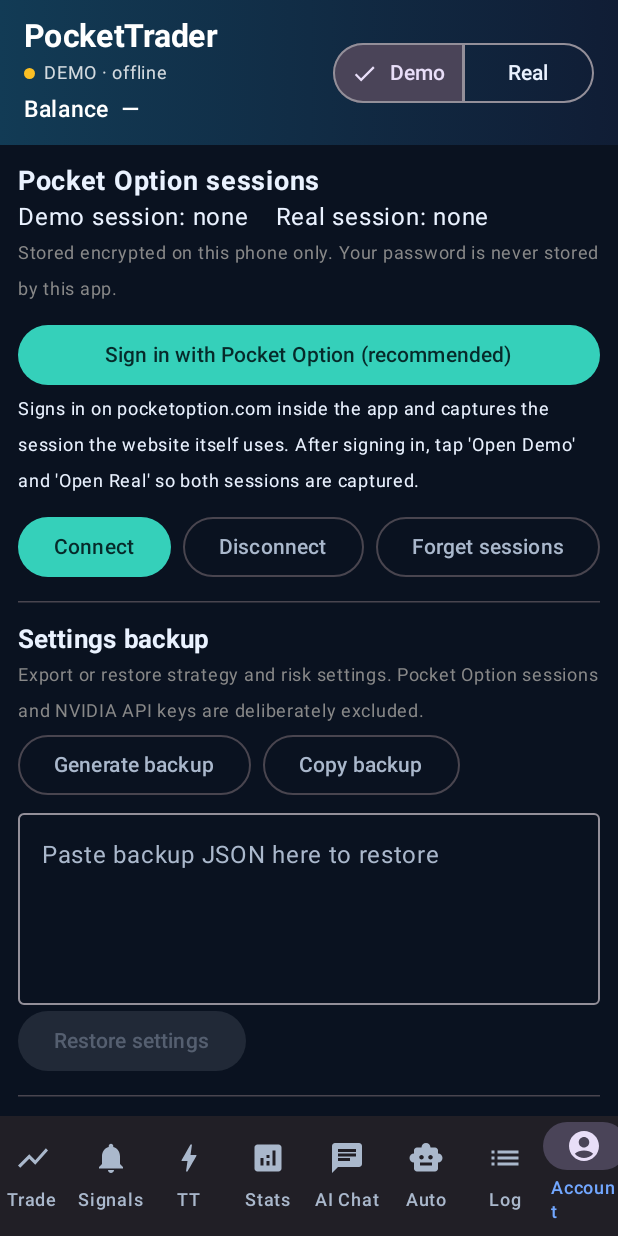
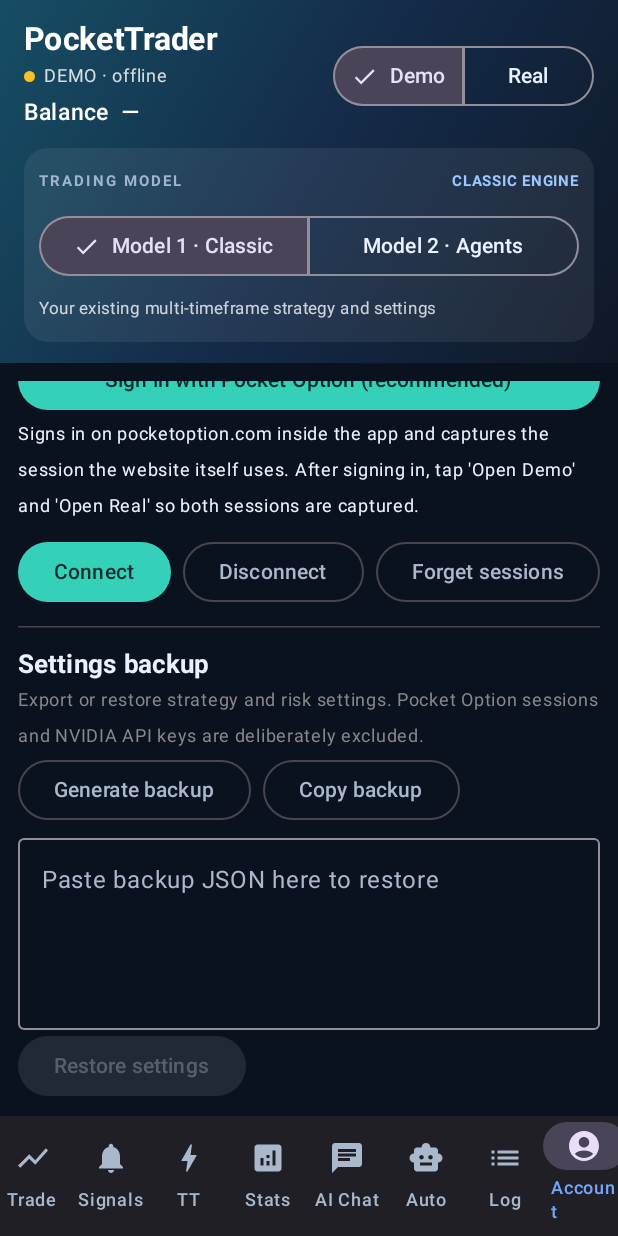
Before and after one commit to b3icedrage/Getrich, an Android app built with Jetpack Compose: the screen it shows after launch (MainActivity), on a phone screen of 412 x 824 dp. Run offline under Robolectric (Android 15) with nearby library versions, the phone set to English and light mode, and no system bars; our stand-ins replace Room's generated code; 6 statements that could not run were skipped.

Commit message:
Add model selector and polish PocketTrader interface

```diff
--- a/TTTCML/PocketTrader/app/src/main/java/com/pockettrader/app/ui/AppRoot.kt
+++ b/TTTCML/PocketTrader/app/src/main/java/com/pockettrader/app/ui/AppRoot.kt
@@ -52,6 +52,7 @@ import com.pockettrader.app.signals.TrendTrigger
 import com.pockettrader.app.trading.AccountType
 import com.pockettrader.app.trading.TradeStatus
 import com.pockettrader.app.trading.TradingEngine
+import com.pockettrader.app.trading.TradingModel
 import com.pockettrader.app.analytics.analyseTechnicalMarket
 import java.text.SimpleDateFormat
 import java.util.Date
@@ -80,6 +81,7 @@ fun AppRoot(engine: TradingEngine) {
     val account by engine.account.collectAsStateWithLifecycle()
     val balance by engine.balance.collectAsStateWithLifecycle()
     val auto by engine.autoEnabled.collectAsStateWithLifecycle()
+    val model by engine.model.collectAsStateWithLifecycle()
 
     if (showWebLogin) {
         LoginWebViewScreen(onCaptured = { engine.saveSession(it) }, onClose = { showWebLogin = false })
@@ -99,7 +101,7 @@ fun AppRoot(engine: TradingEngine) {
 
     Scaffold(
         topBar = {
-            Column(Modifier.background(Brush.horizontalGradient(if (account == AccountType.REAL) listOf(Color(0xFF5B171D), Color(0xFF241116)) else listOf(Color(0xFF123B55), Color(0xFF101D35)))).padding(horizontal = 16.dp, vertical = 12.dp)) {
+            Column(Modifier.background(Brush.linearGradient(if (account == AccountType.REAL) listOf(Color(0xFF6B2633), Color(0xFF251323), Color(0xFF101827)) else listOf(Color(0xFF164E63), Color(0xFF142B49), Color(0xFF101827)))).padding(horizontal = 16.dp, vertical = 14.dp)) {
                 Row(verticalAlignment = Alignment.CenterVertically) {
                     Column(Modifier.weight(1f)) {
                         Text("PocketTrader", fontWeight = FontWeight.Bold, fontSize = 21.sp, letterSpacing = 0.3.sp, color = Color.White)
@@ -118,6 +120,21 @@ fun AppRoot(engine: TradingEngine) {
                             shape = SegmentedButtonDefaults.itemShape(0, 2)) { Text("Demo") }
                         SegmentedButton(selected = account == AccountType.REAL, onClick = { if (account != AccountType.REAL) confirmReal = true },
                             shape = SegmentedButtonDefaults.itemShape(1, 2)) { Text("Real") }
+                    }
+                }
+                Spacer(Modifier.height(12.dp))
+                Surface(color = Color.White.copy(alpha = 0.07f), shape = RoundedCornerShape(16.dp), modifier = Modifier.fillMaxWidth()) {
+                    Column(Modifier.padding(10.dp)) {
+                        Row(verticalAlignment = Alignment.CenterVertically) {
+                            Text("TRADING MODEL", color = Color(0xFF9FB4CF), fontSize = 10.sp, fontWeight = FontWeight.Bold, letterSpacing = 1.4.sp, modifier = Modifier.weight(1f))
+                            Text(if (model == TradingModel.FOUR_AGENT) "4-AGENT PIPELINE" else "CLASSIC ENGINE", color = if (model == TradingModel.FOUR_AGENT) Color(0xFF73E6C7) else Color(0xFF9CC7FF), fontSize = 10.sp, fontWeight = FontWeight.Bold)
+                        }
+                        Spacer(Modifier.height(7.dp))
+                        SingleChoiceSegmentedButtonRow(modifier = Modifier.fillMaxWidth()) {
+                            SegmentedButton(selected = model == TradingModel.CLASSIC, onClick = { engine.switchModel(TradingModel.CLASSIC)?.let { message = it } }, shape = SegmentedButtonDefaults.itemShape(0, 2)) { Text("Model 1 · Classic") }
+                            SegmentedButton(selected = model == TradingModel.FOUR_AGENT, onClick = { engine.switchModel(TradingModel.FOUR_AGENT)?.let { message = it } }, shape = SegmentedButtonDefaults.itemShape(1, 2)) { Text("Model 2 · Agents") }
+                        }
+                        Text(if (model == TradingModel.FOUR_AGENT) "Scan → Analyze → 3% Risk Gate → Auto Execute" else "Your existing multi-timeframe strategy and settings", color = Color.White.copy(alpha = 0.78f), fontSize = 11.sp, modifier = Modifier.padding(top = 6.dp))
                     }
                 }
                 if (auto) {
```
